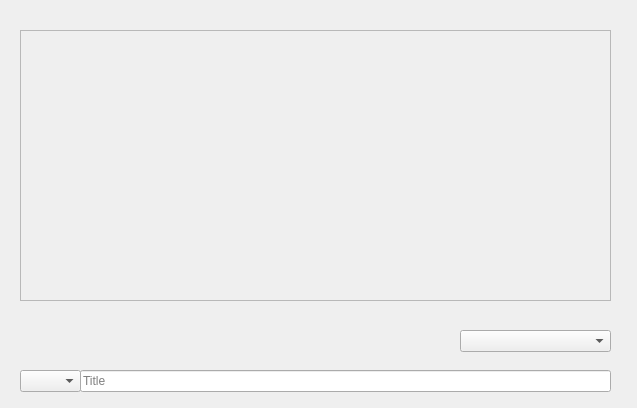
Before: the Qt Designer form copaspedia.ui in selesdepselesnul/copas_pedia, drawn with Qt 5.
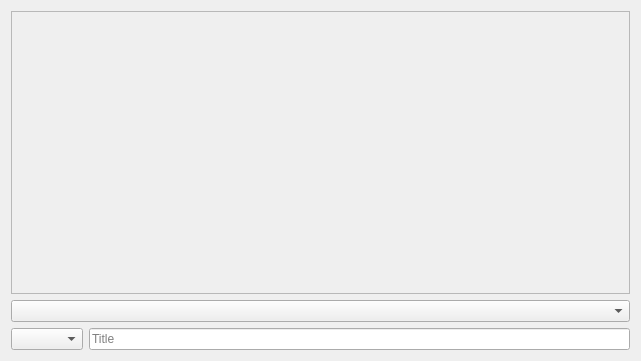
After: the same form once the commit is applied.

Commit message: give layout

The edit to the form file:
```diff
--- a/copaspedia.ui
+++ b/copaspedia.ui
@@ -6,57 +6,37 @@
    <rect>
     <x>0</x>
     <y>0</y>
-    <width>637</width>
-    <height>408</height>
+    <width>641</width>
+    <height>361</height>
    </rect>
   </property>
+  <property name="sizePolicy">
+   <sizepolicy hsizetype="Fixed" vsizetype="Fixed">
+    <horstretch>0</horstretch>
+    <verstretch>0</verstretch>
+   </sizepolicy>
+  </property>
   <property name="windowTitle">
    <string>CopasPedia</string>
   </property>
-  <widget class="QLineEdit" name="title_line_edit">
-   <property name="geometry">
-    <rect>
-     <x>80</x>
-     <y>370</y>
-     <width>531</width>
-     <height>22</height>
-    </rect>
-   </property>
-   <property name="placeholderText">
-    <string>Title</string>
-   </property>
-  </widget>
-  <widget class="QComboBox" name="lang_combo_box">
-   <property name="geometry">
-    <rect>
-     <x>20</x>
-     <y>370</y>
-     <width>61</width>
-     <height>22</height>
-    </rect>
-   </property>
-  </widget>
-  <widget class="QComboBox" name="page_combo_box">
-   <property name="geometry">
-    <rect>
-     <x>460</x>
-     <y>330</y>
-     <width>151</width>
-     <height>22</height>
-    </rect>
-   </property>
-  </widget>
+  <layout class="QGridLayout" name="gridLayout">
+   <item row="0" column="0">
   <widget class="QTextBrowser" name="content_text_browser">
    <property name="enabled">
     <bool>false</bool>
    </property>
-   <property name="geometry">
-    <rect>
-     <x>20</x>
-     <y>30</y>
-     <width>591</width>
-     <height>271</height>
-    </rect>
+     <property name="html">
+      <string>&lt;!DOCTYPE HTML PUBLIC &quot;-//W3C//DTD HTML 4.0//EN&quot; &quot;http://www.w3.org/TR/REC-html40/strict.dtd&quot;&gt;
+&lt;html&gt;&lt;head&gt;&lt;meta name=&quot;qrichtext&quot; content=&quot;1&quot; /&gt;&lt;style type=&quot;text/css&quot;&gt;
+p, li { white-space: pre-wrap; }
+&lt;/style&gt;&lt;/head&gt;&lt;body style=&quot; font-family:'Sans Serif'; font-size:9pt; font-weight:400; font-style:normal;&quot;&gt;
+&lt;p style=&quot;-qt-paragraph-type:empty; margin-top:0px; margin-bottom:0px; margin-left:0px; margin-right:0px; -qt-block-indent:0; text-indent:0px;&quot;&gt;&lt;br /&gt;&lt;/p&gt;&lt;/body&gt;&lt;/html&gt;</string>
+     </property>
+     <property name="textInteractionFlags">
+      <set>Qt::LinksAccessibleByKeyboard|Qt::LinksAccessibleByMouse|Qt::TextBrowserInteraction|Qt::TextSelectableByKeyboard|Qt::TextSelectableByMouse</set>
+     </property>
+     <property name="placeholderText">
+      <string/>
    </property>
    <property name="openExternalLinks">
     <bool>true</bool>
@@ -65,6 +45,25 @@
     <bool>true</bool>
    </property>
   </widget>
+   </item>
+   <item row="1" column="0">
+    <widget class="QComboBox" name="page_combo_box"/>
+   </item>
+   <item row="2" column="0">
+    <layout class="QHBoxLayout" name="horizontalLayout">
+     <item>
+      <widget class="QComboBox" name="lang_combo_box"/>
+     </item>
+     <item>
+      <widget class="QLineEdit" name="title_line_edit">
+       <property name="placeholderText">
+        <string>Title</string>
+       </property>
+      </widget>
+     </item>
+    </layout>
+   </item>
+  </layout>
  </widget>
  <resources/>
  <connections/>
```
Lines whose indentation alone changed are shown as unchanged. The commit also changes 1 other file.
